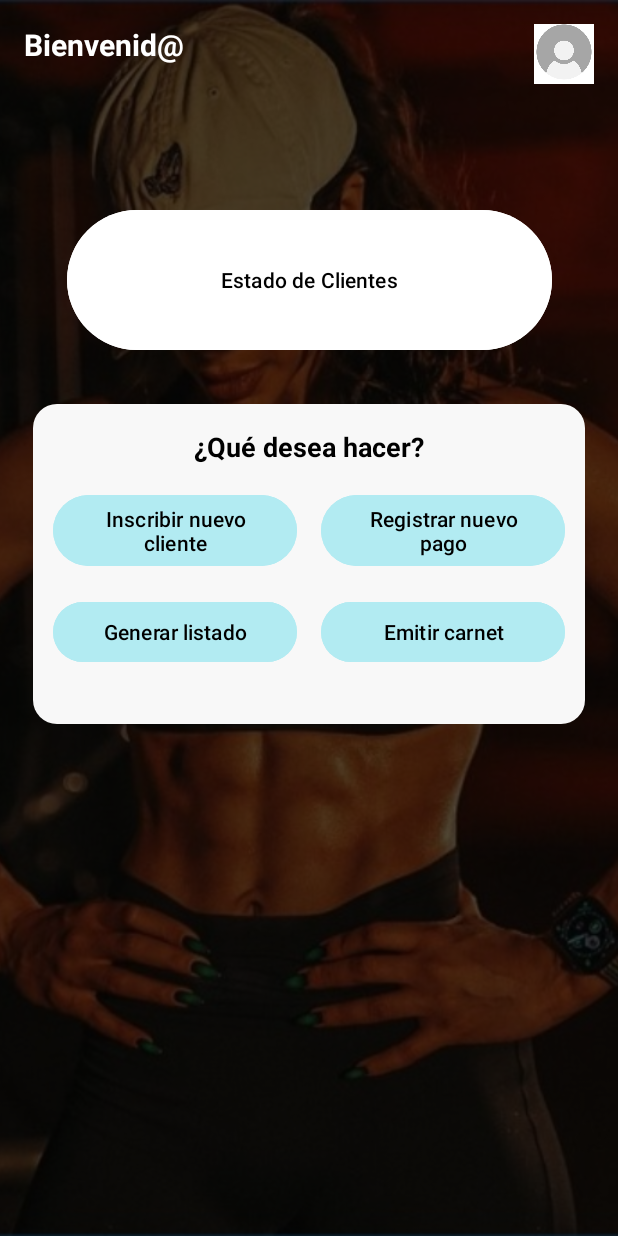
After one commit to SchallmoserJuan/ClubDeportivoApp, an Android app: the MenuPrincipalActivity screen opened directly, with no data from a screen before it, on a phone screen of 412 x 824 dp. The commit adds this screen. Run offline under Robolectric (Android 15) with nearby library versions, the phone set to English and light mode, and no system bars.

Commit message:
Act. MenuPrincipalActivity, InscribirNuevoClienteActivity y FormularioClienteActivity

```diff
--- /dev/null
+++ b/app/src/main/java/com/example/clubdeportivoapp/MenuPrincipalActivity.kt
@@ -0,0 +1,20 @@
+package com.example.clubdeportivoapp
+
+import android.os.Bundle
+import androidx.activity.enableEdgeToEdge
+import androidx.appcompat.app.AppCompatActivity
+import androidx.core.view.ViewCompat
+import androidx.core.view.WindowInsetsCompat
+
+class MenuPrincipalActivity : AppCompatActivity() {
+    override fun onCreate(savedInstanceState: Bundle?) {
+        super.onCreate(savedInstanceState)
+        enableEdgeToEdge()
+        setContentView(R.layout.activity_menu_principal)
+        ViewCompat.setOnApplyWindowInsetsListener(findViewById(R.id.main)) { v, insets ->
+            val systemBars = insets.getInsets(WindowInsetsCompat.Type.systemBars())
+            v.setPadding(systemBars.left, systemBars.top, systemBars.right, systemBars.bottom)
+            insets
+        }
+    }
+}
--- /dev/null
+++ b/app/src/main/res/drawable/rounded_circle.xml
@@ -0,0 +1,4 @@
+<shape xmlns:android="http://schemas.android.com/apk/res/android"
+    android:shape="oval">
+    <solid android:color="@android:color/white" />
+</shape>
--- /dev/null
+++ b/app/src/main/res/drawable/rounded_corners_white.xml
@@ -0,0 +1,5 @@
+<shape xmlns:android="http://schemas.android.com/apk/res/android"
+    android:shape="rectangle">
+    <solid android:color="#F8F8F8" />
+    <corners android:radius="16dp"/>
+</shape>
--- /dev/null
+++ b/app/src/main/res/layout/activity_menu_principal.xml
@@ -0,0 +1,157 @@
+<androidx.constraintlayout.widget.ConstraintLayout
+    xmlns:android="http://schemas.android.com/apk/res/android"
+    xmlns:app="http://schemas.android.com/apk/res-auto"
+    xmlns:tools="http://schemas.android.com/tools"
+    android:id="@+id/main"
+    android:layout_width="match_parent"
+    android:layout_height="match_parent"
+    tools:context=".MenuPrincipalActivity">
+
+    <!-- Imagen de fondo -->
+    <ImageView
+        android:id="@+id/imgFondo"
+        android:layout_width="0dp"
+        android:layout_height="0dp"
+        android:scaleType="centerCrop"
+        android:src="@drawable/bg_photo"
+        app:layout_constraintTop_toTopOf="parent"
+        app:layout_constraintBottom_toBottomOf="parent"
+        app:layout_constraintStart_toStartOf="parent"
+        app:layout_constraintEnd_toEndOf="parent"
+        tools:ignore="ContentDescription" />
+
+    <!-- Sombra -->
+    <View
+        android:layout_width="0dp"
+        android:layout_height="0dp"
+        android:background="#AA000000"
+        app:layout_constraintTop_toTopOf="parent"
+        app:layout_constraintBottom_toBottomOf="parent"
+        app:layout_constraintStart_toStartOf="parent"
+        app:layout_constraintEnd_toEndOf="parent" />
+
+    <!-- Header -->
+    <LinearLayout
+        android:id="@+id/layoutHeader"
+        android:layout_width="0dp"
+        android:layout_height="wrap_content"
+        android:orientation="horizontal"
+        android:padding="16dp"
+        app:layout_constraintTop_toTopOf="parent"
+        app:layout_constraintStart_toStartOf="parent"
+        app:layout_constraintEnd_toEndOf="parent">
+
+        <TextView
+            android:id="@+id/tvBienvenida"
+            android:layout_width="0dp"
+            android:layout_height="wrap_content"
+            android:layout_weight="1"
+            android:text="@string/tv_bienvenida"
+            android:textColor="@android:color/white"
+            android:textSize="20sp"
+            android:textStyle="bold"/>
+
+        <ImageView
+            android:id="@+id/imgAvatar"
+            android:layout_width="40dp"
+            android:layout_height="40dp"
+            android:background="@drawable/rounded_circle"
+            android:scaleType="centerCrop"
+            android:src="@drawable/defaultavatar"
+            tools:ignore="ContentDescription" />
+    </LinearLayout>
+
+    <!-- Botón Estado de Clientes -->
+    <Button
+        android:id="@+id/btnEstado"
+        android:layout_width="323dp"
+        android:layout_height="101dp"
+        android:layout_marginHorizontal="32dp"
+        android:layout_marginTop="64dp"
+        android:backgroundTint="@android:color/white"
+        android:text="@string/btn_estado"
+        android:textColor="#000"
+        app:layout_constraintTop_toBottomOf="@id/layoutHeader"
+        app:layout_constraintStart_toStartOf="parent"
+        app:layout_constraintEnd_toEndOf="parent"/>
+
+    <!-- Fondo blanco del menú -->
+    <View
+        android:id="@+id/bgMenu"
+        android:layout_width="368dp"
+        android:layout_height="213dp"
+        android:layout_marginHorizontal="16dp"
+        android:layout_marginTop="32dp"
+        android:background="@drawable/rounded_corners_white"
+        app:layout_constraintEnd_toEndOf="parent"
+        app:layout_constraintStart_toStartOf="parent"
+        app:layout_constraintTop_toBottomOf="@id/btnEstado" />
+
+    <!-- Título de opciones -->
+    <TextView
+        android:id="@+id/tvOpciones"
+        android:layout_width="wrap_content"
+        android:layout_height="wrap_content"
+        android:text="@string/tv_opciones"
+        android:textColor="@android:color/black"
+        android:textSize="18sp"
+        android:textStyle="bold"
+        app:layout_constraintTop_toTopOf="@id/bgMenu"
+        app:layout_constraintStart_toStartOf="parent"
+        app:layout_constraintEnd_toEndOf="parent"
+        android:layout_marginTop="16dp"/>
+
+    <!-- Botones -->
+    <GridLayout
+        android:id="@+id/gridOpciones"
+        android:layout_width="357dp"
+        android:layout_height="wrap_content"
+        android:layout_marginHorizontal="24dp"
+        android:layout_marginTop="8dp"
+        android:columnCount="2"
+        app:layout_constraintTop_toBottomOf="@id/tvOpciones"
+        app:layout_constraintStart_toStartOf="parent"
+        app:layout_constraintEnd_toEndOf="parent">
+
+        <Button
+            android:id="@+id/btnInscribir"
+            android:layout_width="0dp"
+            android:layout_height="wrap_content"
+            android:layout_columnWeight="1"
+            android:layout_margin="8dp"
+            android:backgroundTint="#B2EBF2"
+            android:text="@string/btn_inscribir"
+            android:textColor="#000000" />
+
+        <Button
+            android:id="@+id/btnPago"
+            android:layout_width="0dp"
+            android:layout_height="wrap_content"
+            android:layout_columnWeight="1"
+            android:layout_margin="8dp"
+            android:backgroundTint="#B2EBF2"
+            android:text="@string/btn_pago"
+            android:textColor="#000000" />
+
+        <Button
+            android:id="@+id/btnListado"
+            android:layout_width="0dp"
+            android:layout_height="wrap_content"
+            android:layout_columnWeight="1"
+            android:layout_margin="8dp"
+            android:backgroundTint="#B2EBF2"
+            android:text="@string/btn_listado"
+            android:textColor="#000000" />
+
+        <Button
+            android:id="@+id/btnCarnet"
+            android:layout_width="0dp"
+            android:layout_height="wrap_content"
+            android:layout_columnWeight="1"
+            android:layout_margin="8dp"
+            android:backgroundTint="#B2EBF2"
+            android:text="@string/btn_carnet"
+            android:textColor="#000000" />
+    </GridLayout>
+
+</androidx.constraintlayout.widget.ConstraintLayout>
--- a/app/src/main/res/values/strings.xml
+++ b/app/src/main/res/values/strings.xml
@@ -1,3 +1,29 @@
 <resources>
     <string name="app_name">ClubDeportivoApp</string>
+
+    <!-- FormularioClienteActivity -->
+    <string name="titulo_nueva_inscripcion">Nueva inscripción</string>
+    <string name="label_nombre">Nombre</string>
+    <string name="label_apellido">Apellido</string>
+    <string name="label_telefono">Teléfono</string>
+    <string name="label_direccion">Dirección</string>
+    <string name="hint_valor">Value</string>
+    <string name="checkbox_socio">Socio</string>
+    <string name="checkbox_no_socio">No socio</string>
+    <string name="btn_subir_foto">Subir foto</string>
+    <string name="btn_confirmar">Confirmar</string>
+
+    <!-- InscribirNuevoClienteActivity -->
+    <string name="tipo_documento">Tipo de documento</string>
+    <string name="numero">N°</string>
+    <string name="btn_comprobar">Comprobar</string>
+
+    <!-- MenuPrincipalActivity -->
+    <string name="tv_bienvenida">Bienvenid@</string>
+    <string name="btn_estado">Estado de Clientes</string>
+    <string name="tv_opciones">¿Qué desea hacer?</string>
+    <string name="btn_inscribir">Inscribir nuevo cliente</string>
+    <string name="btn_pago">Registrar nuevo pago</string>
+    <string name="btn_listado">Generar listado</string>
+    <string name="btn_carnet">Emitir carnet</string>
 </resources>
```
Also changed, not shown: app/src/main/AndroidManifest.xml (+9 -0 lines), app/src/main/java/com/example/clubdeportivoapp/FormularioClienteActivity.kt (added, +20 -0 lines), app/src/main/java/com/example/clubdeportivoapp/InscribirNuevoClienteActivity.kt (added, +22 -0 lines), app/src/main/res/drawable/edittext_background.xml (added, +7 -0 lines), app/src/main/res/drawable/spinner_background.xml (added, +7 -0 lines), app/src/main/res/layout/activity_formulario_cliente.xml (added, +160 -0 lines), app/src/main/res/layout/activity_inscribir_nuevo_cliente.xml (added, +116 -0 lines), app/src/main/res/layout/activity_main.xml (deleted, +0 -19 lines), app/src/main/res/drawable/bg_photo.jpg (added), app/src/main/res/drawable/defaultavatar.jpg (added).
